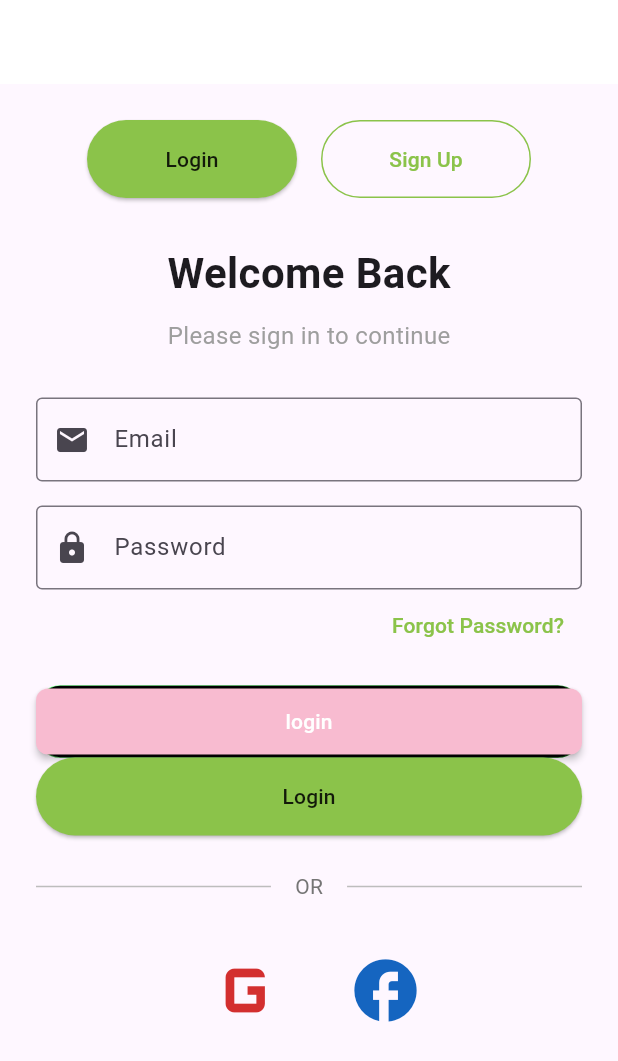
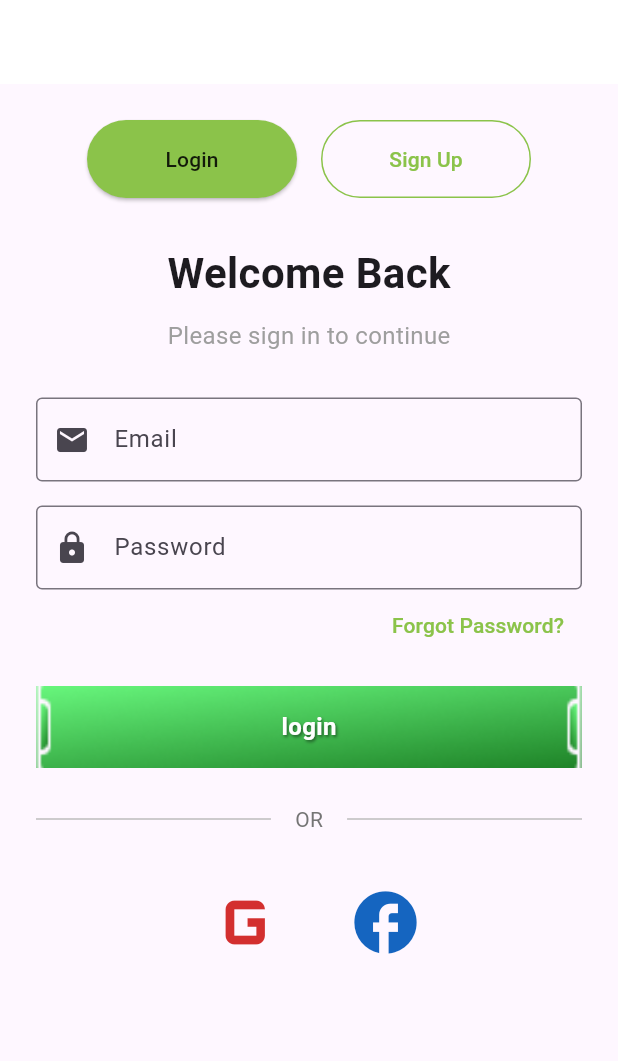
Before and after one commit to Mariashafqat20/kaza_app, a Flutter app: the screen it shows after launch, on a phone screen of 412 x 824 dp. Shown: the top 1061 px of the screen. Run offline on Flutter 3.47's test engine with Material 3 defaults, Android fonts, the phone set to English and light mode, and no system bars; our stand-ins replace curved_navigation_bar, flutter_svg, get.

Commit message:
update data

```diff
--- a/lib/constant/custom_button.dart
+++ b/lib/constant/custom_button.dart
@@ -1,76 +1,46 @@
 import 'package:flutter/material.dart';
-import 'package:my_bookey/constant/custom_button_design.dart';
+import 'package:flutter_svg/flutter_svg.dart';
 
 class CustomElevatedButton extends StatelessWidget {
+  final String imagePath;
   final String text;
   final VoidCallback onPressed;
-  final Color? backgroundColor;
-  final Color? textColor;
-  final double? elevation;
-  final EdgeInsetsGeometry? padding;
-  final double? borderRadius;
-  final double? width;
-  final double? height;
-  final Widget? icon;
-  final bool isLoading;
 
   const CustomElevatedButton({
-    Key? key,
+    required this.imagePath,
     required this.text,
     required this.onPressed,
-    this.backgroundColor,
-    this.textColor,
-    this.elevation,
-    this.padding,
-    this.borderRadius,
-    this.width,
-    this.height,
-    this.icon,
-    this.isLoading = false,
+    Key? key,
   }) : super(key: key);
 
   @override
   Widget build(BuildContext context) {
-    final theme = Theme.of(context);
+    return GestureDetector(
+      onTap: (){
 
-    return SizedBox(
-      width: width,
-      height: height,
-      child: CustomPaint(
-        painter: CustomButtonDesign(),
-        child: ElevatedButton(
-          onPressed: isLoading ? null : onPressed,
-          style: ElevatedButton.styleFrom(
-            backgroundColor: backgroundColor ?? theme.primaryColor,
-            foregroundColor: textColor ?? theme.colorScheme.onPrimary,
-            elevation: elevation ?? 2,
-            padding: padding ?? const EdgeInsets.symmetric(horizontal: 16, vertical: 12),
-            shape: RoundedRectangleBorder(
-              borderRadius: BorderRadius.circular(borderRadius ?? 8),
-            ),
-          ),
-          child: isLoading
-              ? const CircularProgressIndicator(
-            valueColor: AlwaysStoppedAnimation<Color>(Colors.white),
-          )
-              : icon != null
-              ? Row(
-            mainAxisAlignment: MainAxisAlignment.center,
-            children: [
-              icon!,
-              const SizedBox(width: 8),
-              Text(
-                text,
-                style: theme.textTheme.labelLarge?.copyWith(
-                  color: textColor ?? theme.colorScheme.onPrimary,
+      },
+      child: Container(
+        width: 300,
+        height: 55,
+
+      decoration: const BoxDecoration(
+        image:  DecorationImage(
+          fit: BoxFit.cover,
+          image: AssetImage("assets/icons/buttonsimage.png",))),
+        child: Center(
+          child: Text(
+            text,
+            style: TextStyle(
+              color: Colors.white,
+              fontSize: 16,
+              fontWeight: FontWeight.bold,
+              shadows: [
+                Shadow(
+                  color: Colors.black.withOpacity(0.5),
+                  blurRadius: 2,
+                  offset: const Offset(1, 1),
                 ),
-              ),
-            ],
-          )
-              : Text(
-            text,
-            style: theme.textTheme.labelLarge?.copyWith(
-              color: textColor ?? theme.colorScheme.onPrimary,
+              ],
             ),
           ),
         ),
--- a/lib/main.dart
+++ b/lib/main.dart
@@ -1,6 +1,6 @@
 import 'package:flutter/material.dart';
-import 'package:my_bookey/view/auth/splash/login_screen.dart';
-import 'screens/login_screen.dart';
+import 'package:get/get.dart';
+import 'package:my_bookey/screens/auth/login_screen.dart';
 
 void main() {
   runApp(const MyApp());
@@ -11,7 +11,7 @@ class MyApp extends StatelessWidget {
 
   @override
   Widget build(BuildContext context) {
-    return MaterialApp( debugShowCheckedModeBanner: false,
+    return GetMaterialApp( debugShowCheckedModeBanner: false,
       title: 'Auth App',
       theme: ThemeData(
         primarySwatch: Colors.pink,
--- a/lib/view/auth/splash/login_screen.dart
+++ b/lib/screens/auth/login_screen.dart
@@ -127,18 +127,9 @@ class LoginScreen extends StatelessWidget {
                   ),
                 ),
                 const SizedBox(height: 16.0),
-                CustomElevatedButton(text: "login", onPressed: (){}),
-                ElevatedButton(
-                  onPressed: () {
-                    // Add login logic here
-                  },
-                  style: ElevatedButton.styleFrom(
-                    backgroundColor: Colors.lightGreen,
-                    foregroundColor: Colors.black87,
-                    padding: const EdgeInsets.symmetric(vertical: 16.0),
-                  ),
-                  child: const Text('Login'),
-                ),
+                CustomElevatedButton(text: "login", onPressed: (){}, imagePath: 'assets/icons/buttons.svg',),
+
+
 
                 const SizedBox(height: 24.0),
 
--- a/lib/view/auth/splash/signup_screen.dart
+++ b/lib/screens/auth/signup_screen.dart
@@ -1,7 +1,8 @@
 import 'package:flutter/material.dart';
-import 'package:my_bookey/view/auth/home/HomeScreen.dart';
+import 'package:get/get.dart';
+import 'package:my_bookey/constant/custom_button.dart';
+import 'package:my_bookey/screens/home/HomeScreen.dart';
 import 'login_screen.dart';
-
 
 class SignupScreen extends StatelessWidget {
   const SignupScreen({Key? key}) : super(key: key);
@@ -10,7 +11,6 @@ class SignupScreen extends StatelessWidget {
   Widget build(BuildContext context) {
     return Scaffold(
       appBar: AppBar(
-
         automaticallyImplyLeading: false,
         backgroundColor: Colors.white,
       ),
@@ -31,7 +31,7 @@ class SignupScreen extends StatelessWidget {
                           Navigator.pushReplacement(
                             context,
                             MaterialPageRoute(
-                              builder: (context) =>  HomeScreen(),
+                              builder: (context) => HomeScreen(),
                             ),
                           );
                         },
@@ -47,7 +47,6 @@ class SignupScreen extends StatelessWidget {
                     Expanded(
                       child: ElevatedButton(
                         onPressed: () {
-
                           // Already on signup screen, do nothing or refresh
                         },
                         style: ElevatedButton.styleFrom(
@@ -121,36 +120,15 @@ class SignupScreen extends StatelessWidget {
                   obscureText: true,
                 ),
                 const SizedBox(height: 24.0),
-                ElevatedButton(
+                CustomElevatedButton(
+                  text: "Signup",
                   onPressed: () {
-                    Navigator.push(
-                      context,
-                      MaterialPageRoute(
-                        builder: (context) =>  HomeScreen(),
-                      ),
-                    );
-                    // Add signup logic here
+                    Get.to(()=>const HomeScreen());
                   },
-                  style: ElevatedButton.styleFrom(
-                    backgroundColor: Colors.lightGreen,
-                    foregroundColor: Colors.black87,
-                    padding: const EdgeInsets.symmetric(vertical: 16.0),
-                  ),
-                  child: const Text('Sign Up'),
+                  imagePath: 'assets/icons/buttons.svg',
                 ),
 
                 const SizedBox(height: 32.0),
-
-                // OR divider
-
-
-
-                // Social signup buttons
-
-
-
-
-
               ],
             ),
           ),
--- a/lib/screens/login_screen.dart
+++ /dev/null
@@ -1 +0,0 @@
-// TODO Implement this library.
--- a/lib/view/auth/bottom_bar/HomeScreen.dart
+++ /dev/null
@@ -1 +0,0 @@
-// TODO Implement this library.
--- a/lib/view/auth/home/login_screen.dart
+++ /dev/null
@@ -1 +0,0 @@
-// TODO Implement this library.
--- a/lib/view/auth/home/signup_screen.dart
+++ /dev/null
@@ -1 +0,0 @@
-// TODO Implement this library.
--- a/lib/view/auth/login_screen.dart
+++ /dev/null
@@ -1 +0,0 @@
-// TODO Implement this library.
--- a/lib/view/auth/signup_screen.dart
+++ /dev/null
@@ -1 +0,0 @@
-// TODO Implement this library.
--- a/pubspec.yaml
+++ b/pubspec.yaml
@@ -36,6 +36,9 @@ dependencies:
   # Use with the CupertinoIcons class for iOS style icons.
   cupertino_icons: ^1.0.8
   curved_navigation_bar: ^1.0.6
+  flutter_svg:
+  http:
+  get:
 dev_dependencies:
   flutter_test:
     sdk: flutter
```
Also changed, not shown: lib/screens/home/HomeScreen.dart (renamed from lib/view/auth/home/HomeScreen.dart, +5 -7 lines), assets/icons/buttons.svg (added), assets/icons/buttonsimage.png (added), lib/screens/home/Dashboard.dart (renamed from lib/view/auth/home/Dashboard.dart), lib/screens/home/SearchScreen.dart (renamed from lib/view/auth/home/SearchScreen.dart), lib/screens/home/SettingScreen.dart (renamed from lib/view/auth/home/SettingScreen.dart), lib/screens/splash/splash_screen.dart (renamed from lib/view/auth/splash/splash_screen.dart), lib/view/auth/bottom_bar/bottom_bar.dart (deleted), pubspec.lock, 1 other file.
